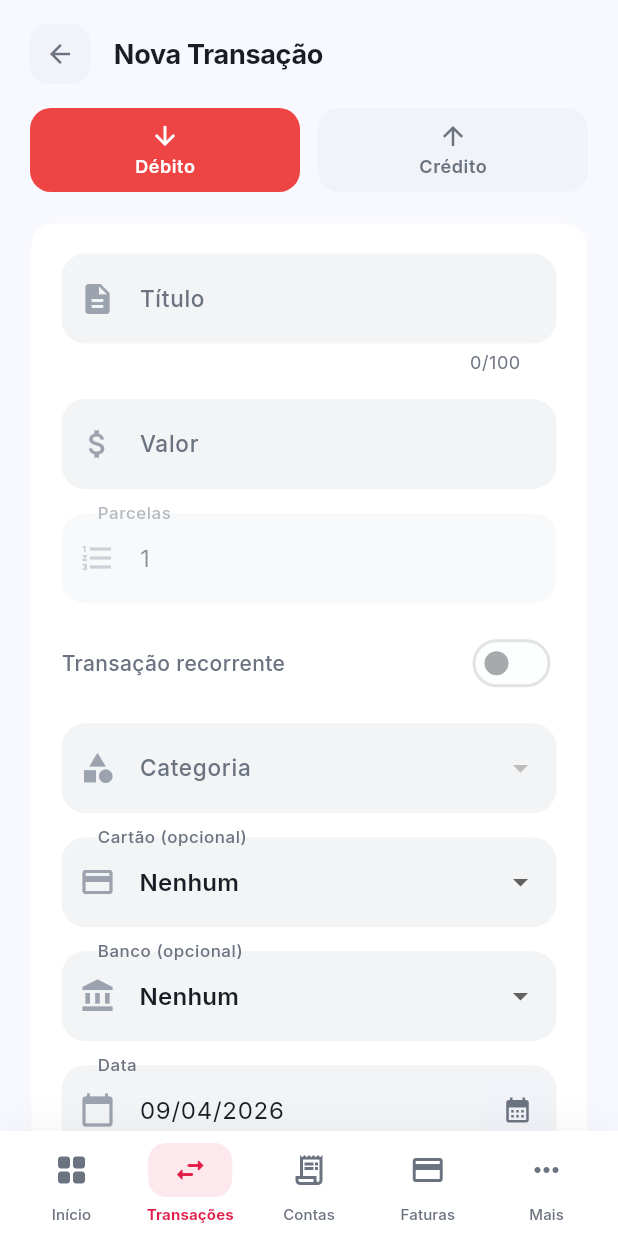
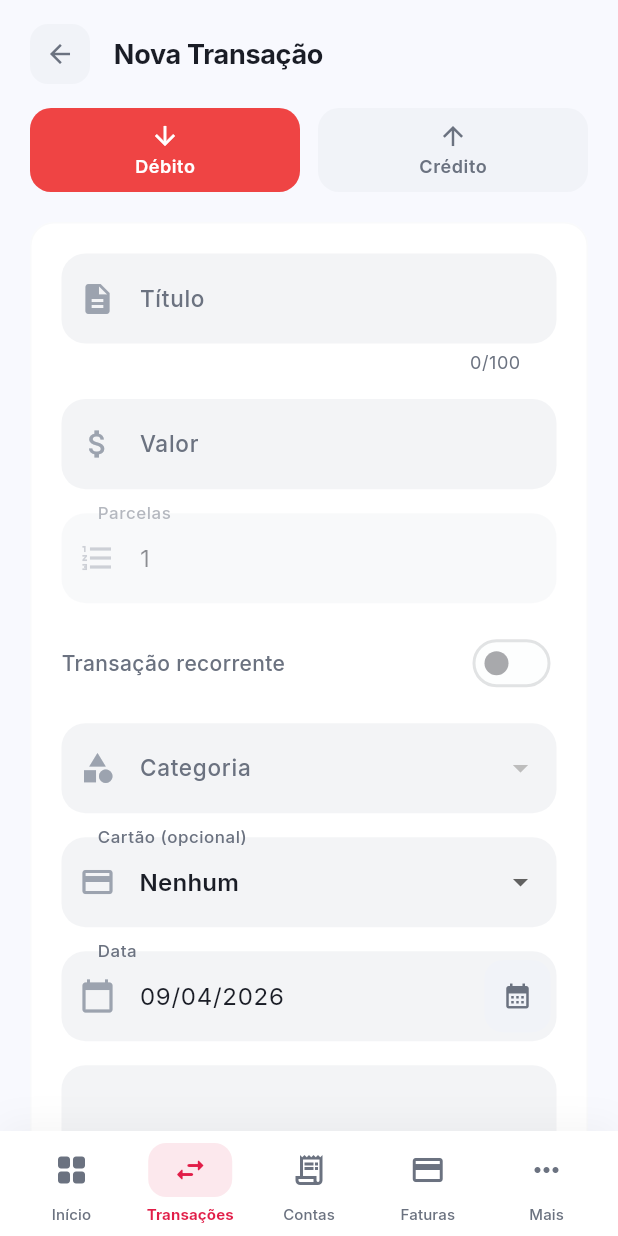
Before and after one commit to Danreby/FinancialiteAPK, a Flutter app: the TransactionFormPage screen opened by its route, on a phone screen of 412 x 824 dp. Run offline on Flutter 3.47's test engine with Material 3 defaults, Android fonts, the phone set to English and light mode, and no system bars; our stand-ins replace connectivity_plus, dio, equatable, fl_chart, flutter_bloc, flutter_secure_storage and 6 more; accounts and stored records are empty; network calls fail.

Commit message:
fix: remover campo Banco do formulário de nova transação

```diff
--- a/lib/presentation/pages/transactions/transaction_form_page.dart
+++ b/lib/presentation/pages/transactions/transaction_form_page.dart
@@ -4,14 +4,12 @@ import 'package:go_router/go_router.dart';
 import '../../blocs/transaction/transaction_bloc.dart';
 import '../../blocs/category/category_cubit.dart';
 import '../../blocs/card/card_cubit.dart';
-import '../../blocs/bank/bank_cubit.dart';
 import '../../widgets/app_text_field.dart';
 import '../../widgets/currency_text_field.dart';
 import '../../../core/utils/validators.dart';
 import '../../../core/di/injection_container.dart';
 import '../../../domain/entities/category.dart';
 import '../../../domain/entities/card_entity.dart';
-import '../../../domain/entities/bank_account.dart';
 import '../../../domain/repositories/transaction_repository.dart';
 
 class TransactionFormPage extends StatefulWidget {
@@ -30,7 +28,6 @@ class _TransactionFormPageState extends State<TransactionFormPage> {
   String _type = 'debit';
   int? _categoryId;
   int? _cardUserId;
-  int? _bankAccountId;
   DateTime _date = DateTime.now();
   bool _isRecurring = false;
   final _installmentsController = TextEditingController(text: '1');
@@ -42,7 +39,6 @@ class _TransactionFormPageState extends State<TransactionFormPage> {
     super.initState();
     context.read<CategoryCubit>().loadCategories();
     context.read<CardCubit>().loadCards();
-    context.read<BankCubit>().loadAccounts();
     if (_isEditing) {
       _loadTransaction();
     }
@@ -61,7 +57,6 @@ class _TransactionFormPageState extends State<TransactionFormPage> {
             tx.amount.toStringAsFixed(2).replaceAll('.', ',');
         _categoryId = tx.categoryId;
         _cardUserId = tx.cardUserId;
-        _bankAccountId = tx.bankUserId;
         _isRecurring = tx.isRecurring;
         _installmentsController.text = tx.installments.toString();
         if (tx.date != null) _date = tx.date!;
@@ -382,33 +377,6 @@ class _TransactionFormPageState extends State<TransactionFormPage> {
                                   },
                                 ),
                                 const SizedBox(height: 16),
-                                BlocBuilder<BankCubit, BankState>(
-                                  builder: (context, state) {
-                                    final accounts = state is BankLoaded
-                                        ? state.accounts
-                                        : <BankAccount>[];
-                                    return DropdownButtonFormField<int>(
-                                      value: _bankAccountId,
-                                      decoration: const InputDecoration(
-                                        labelText: 'Banco (opcional)',
-                                        prefixIcon: Icon(Icons.account_balance),
-                                      ),
-                                      items: [
-                                        const DropdownMenuItem<int>(
-                                          value: null,
-                                          child: Text('Nenhum'),
-                                        ),
-                                        ...accounts.map((a) => DropdownMenuItem(
-                                              value: a.id,
-                                              child: Text(a.displayName),
-                                            )),
-                                      ],
-                                      onChanged: (v) =>
-                                          setState(() => _bankAccountId = v),
-                                    );
-                                  },
-                                ),
-                                const SizedBox(height: 16),
                                 AppTextField(
                                   label: 'Data',
                                   prefixIcon: Icons.calendar_today,
```
